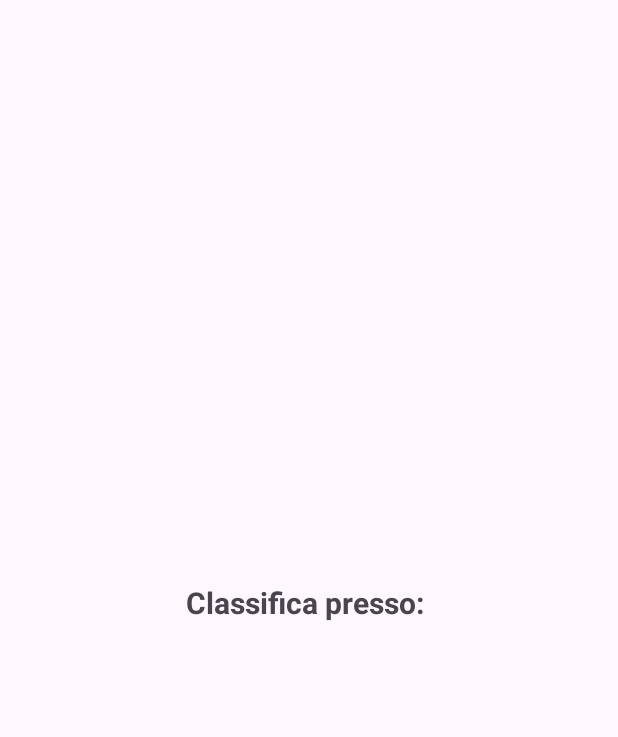
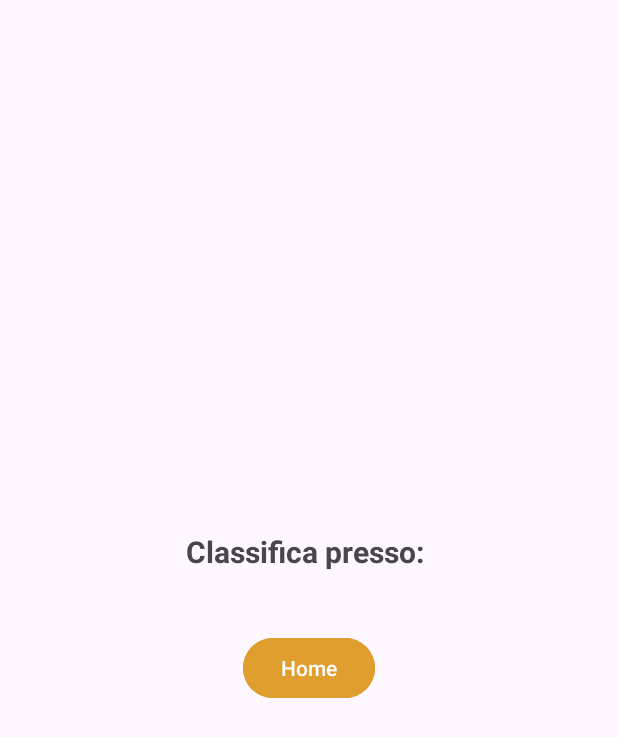
Before and after one commit to PierlucaDiPalma/Pronuntia3DGroup, an Android app: the Classifica screen opened directly, with no data from a screen before it, on a phone screen of 412 x 824 dp. Shown: the top 737 px of the screen. Run offline under Robolectric (Android 15) with nearby library versions, the phone set to English and light mode, and no system bars; 5 statements that could not run were skipped.

Commit message:
Problemi last minuti risolti

```diff
--- a/app/src/main/java/com/uniba/pronuntia/Classifica.java
+++ b/app/src/main/java/com/uniba/pronuntia/Classifica.java
@@ -1,7 +1,11 @@
 package com.uniba.pronuntia;
 
+import android.content.Intent;
 import android.os.Bundle;
 import android.util.Log;
+import android.view.View;
+import android.widget.Button;
+import android.widget.ImageView;
 import android.widget.TextView;
 
 import androidx.activity.EdgeToEdge;
@@ -21,7 +25,7 @@ import java.util.Comparator;
 public class Classifica extends AppCompatActivity {
 
     private TextView titolo;
-
+    private Button back;
     private ArrayList<Resoconto> resoconti;
     private ArrayList<Giocatore> giocatori;
 
@@ -63,6 +67,19 @@ public class Classifica extends AppCompatActivity {
 
         giocatori = db.getPlayers(logopedista);
 
+        back = findViewById(R.id.indietro);
+
+        back.setOnClickListener(new View.OnClickListener() {
+            @Override
+            public void onClick(View v) {
+                Intent intent = new Intent(Classifica.this, HomeBambino.class);
+                intent.putExtra("bambino", bambino);
+                intent.putExtra("email", genitore);
+                intent.putExtra("source", TAG);
+                startActivity(intent);
+            }
+        });
+
         for(int i=0;i<giocatori.size();i++){
 
             spesa = db.getSpesa(giocatori.get(i).getBambino(), giocatori.get(i).getGenitore());
--- a/app/src/main/java/com/uniba/pronuntia/CorrezioneRisultati.java
+++ b/app/src/main/java/com/uniba/pronuntia/CorrezioneRisultati.java
@@ -77,7 +77,7 @@ public class CorrezioneRisultati extends AppCompatActivity {
             @Override
             public void onItemSelected(AdapterView<?> parent, View view, int position, long id) {
                 bambino = spinner.getSelectedItem().toString();
-                logopedista = db.getLogopedista(bambino, genitore);
+                logopedista = db.getLogopedista(genitore, bambino);
 
                 resoconti = db.getResoconto(genitore, bambino);
                 for(int i = 0;i<resoconti.size();i++){
--- a/app/src/main/java/com/uniba/pronuntia/CreazioneEsercizi.java
+++ b/app/src/main/java/com/uniba/pronuntia/CreazioneEsercizi.java
@@ -10,6 +10,7 @@ import android.widget.ArrayAdapter;
 import android.widget.Button;
 import android.widget.DatePicker;
 import android.widget.ImageButton;
+import android.widget.ImageView;
 import android.widget.Spinner;
 import android.widget.TextView;
 import android.widget.Toast;
@@ -40,6 +41,7 @@ public class CreazioneEsercizi extends AppCompatActivity {
     private TextView motivoText;
     private TextView durataText;
 private ImageButton back;
+
     private TextView dataText;
     private Button calendario;
 
@@ -304,6 +306,10 @@ back=findViewById(R.id.back_button);
             Esercizio esercizio = data.getParcelableExtra("Esercizio");
             eserciziList.add(esercizio);
 
+            for(int i = 0 ;i<eserciziList.size();i++){
+                db.addExercises(eserciziList.get(i));
+            }
+
             for(int i = 0; i<dateList.size();i++){
 
 
--- a/app/src/main/java/com/uniba/pronuntia/DBHelper.java
+++ b/app/src/main/java/com/uniba/pronuntia/DBHelper.java
@@ -99,6 +99,8 @@ private  static  final String APPUNTAMENTI_FISSATI="APPUNTAMENTI_FISSATI";
 
     private static final String AUDIO = "AUDIO";
 
+    private static final String TABLE_PAZIENTI = "PAZIENTI";
+
     public DBHelper(Context context) {
         super(context, DATABASE_NAME, null, 19);
     }
@@ -117,9 +119,16 @@ private  static  final String APPUNTAMENTI_FISSATI="APPUNTAMENTI_FISSATI";
                 + PASSWORD +" TEXT, "
                 + ISLOGOPEDISTA+ " INTEGER )");
 
+        db.execSQL("CREATE TABLE " + TABLE_PAZIENTI
+                + " ( id INTEGER PRIMARY KEY AUTOINCREMENT,"
+                + GENITORE + " TEXT, "
+                + BAMBINO + " TEXT, "
+                + LOGOPEDISTA +" TEXT) "
+                );
+
         db.execSQL("CREATE TABLE " + TABLE_ESERCIZI
                 + " ( id INTEGER PRIMARY KEY AUTOINCREMENT,"
-                + EMAIL + " TEXT, "
+                + GENITORE + " TEXT, "
                 + BAMBINO + " TEXT, "
                 + TITOLO +" TEXT, "
                 + TIPO +" TEXT )");
@@ -336,8 +345,30 @@ private  static  final String APPUNTAMENTI_FISSATI="APPUNTAMENTI_FISSATI";
     }
 
 
-
-
+    public void addPaziente(String genitore, String bambino, String logopedista){
+        SQLiteDatabase db = this.getWritableDatabase();
+        ContentValues values = new ContentValues();
+
+        values.put(GENITORE, genitore);
+        values.put(BAMBINO, bambino);
+        values.put(LOGOPEDISTA, logopedista);
+        db.insert(TABLE_PAZIENTI, null, values);
+    }
+
+    public String getLogopedista(String genitore, String bambino){
+        SQLiteDatabase db = this.getReadableDatabase();
+        Cursor cursor = null;
+        String logopedista = null;
+
+        if(db!=null){
+            cursor = db.rawQuery("SELECT LOGOPEDISTA FROM " + TABLE_PAZIENTI + " WHERE BAMBINO = ? AND GENITORE = ?", new String[]{bambino, genitore});
+        }
+
+        while(cursor.moveToNext()){
+            logopedista = cursor.getString(0);
+        }
+        return logopedista;
+    }
 
 
     public void modificaAmbientazione(String nome_bambino,String email_genitore,byte[] immagine){
@@ -820,7 +851,7 @@ cursor.close();
 return infoAppuntamento;
 
     }
-
+/*
     public String getLogopedista(String bambino, String genitore){
         SQLiteDatabase db = this.getReadableDatabase();
         Cursor cursor = null;
@@ -837,7 +868,7 @@ return infoAppuntamento;
 
         return logopedista;
     }
-
+*/
 
     public  void SetUnBooked(String data,String ora){
 
@@ -1193,7 +1224,7 @@ if(result!=-1){
 
         if(db!=null){
             Log.d(TAG, "readExercises: Entrato");
-            cursor = db.rawQuery("SELECT * FROM " + TABLE_ESERCIZI + " WHERE EMAIL = ? AND BAMBINO = ?", new String[]{user, child});
+            cursor = db.rawQuery("SELECT * FROM " + TABLE_ESERCIZI + " WHERE GENITORE = ? AND BAMBINO = ?", new String[]{user, child});
 
             Log.d(TAG, "readExercises: Esecuzione query");
         }
--- a/app/src/main/java/com/uniba/pronuntia/HomeBambino.java
+++ b/app/src/main/java/com/uniba/pronuntia/HomeBambino.java
@@ -118,7 +118,7 @@ public class HomeBambino extends AppCompatActivity {
         esercizi.addAll(db.getSequenza(email, bambino, calendar.get(Calendar.DAY_OF_MONTH), calendar.get(Calendar.MONTH)+1, calendar.get(Calendar.YEAR)));
         esercizi.addAll(db.getCoppia(email, bambino, calendar.get(Calendar.DAY_OF_MONTH), calendar.get(Calendar.MONTH)+1, calendar.get(Calendar.YEAR)));
 
-        logopedista = db.getLogopedista(bambino, email);
+        logopedista = db.getLogopedista(email, bambino);
 
         Log.d(TAG, "LOGOPEDISTA: " + logopedista);
 
--- a/app/src/main/res/layout/activity_classifica.xml
+++ b/app/src/main/res/layout/activity_classifica.xml
@@ -9,12 +9,15 @@
     android:gravity="center"
     tools:context=".Classifica">
 
+
+
     <TextView
         android:id="@+id/logopedista"
         android:layout_width="wrap_content"
         android:layout_height="wrap_content"
         android:text="Classifica presso: "
         android:textSize="20dp"
+        android:layout_gravity="center"
         android:textStyle="bold"
         android:layout_marginBottom="20dp"
         />
@@ -22,6 +25,16 @@
     <androidx.recyclerview.widget.RecyclerView
         android:id="@+id/recyclerView"
         android:layout_width="match_parent"
-        android:layout_height="wrap_content"/>
+        android:layout_height="wrap_content"
+        android:layout_gravity="center"/>
+
+    <Button
+        android:id="@+id/indietro"
+        android:layout_width="wrap_content"
+        android:layout_height="wrap_content"
+        android:text="Home"
+        android:layout_marginTop="20dp"
+        android:backgroundTint="#E09E2F"
+        android:src="@drawable/baseline_arrow_back_24" />
 
 </LinearLayout>
```
Also changed, not shown: app/src/main/java/com/uniba/pronuntia/RichiestaTerapia.java (+3 -5 lines).
